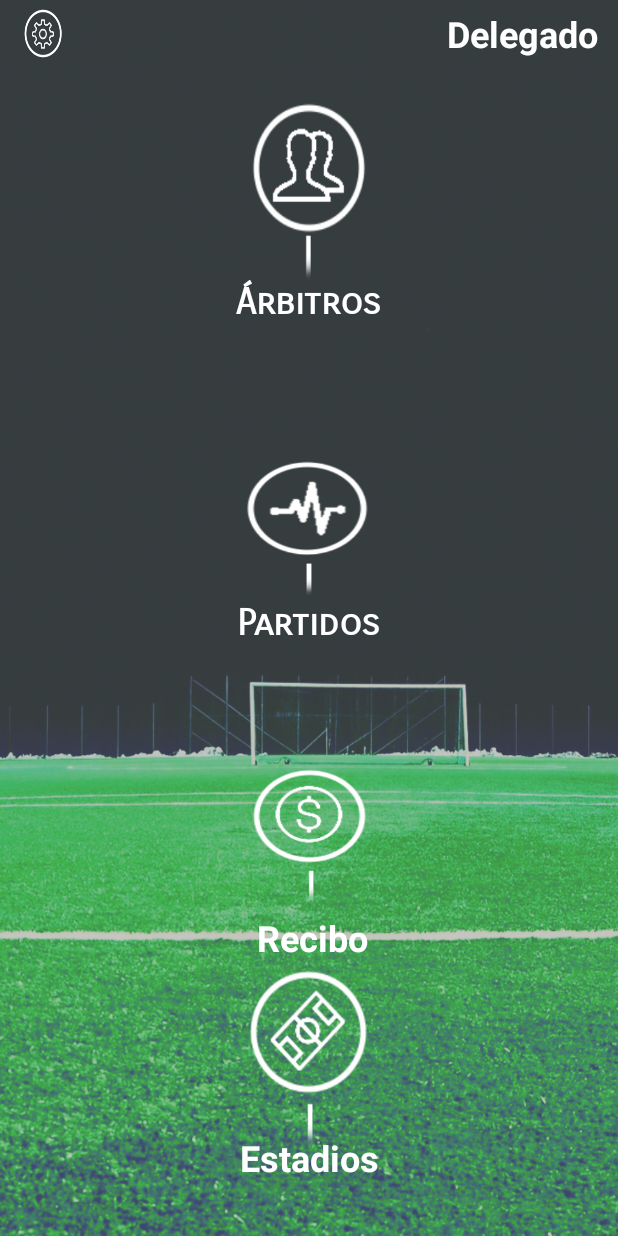
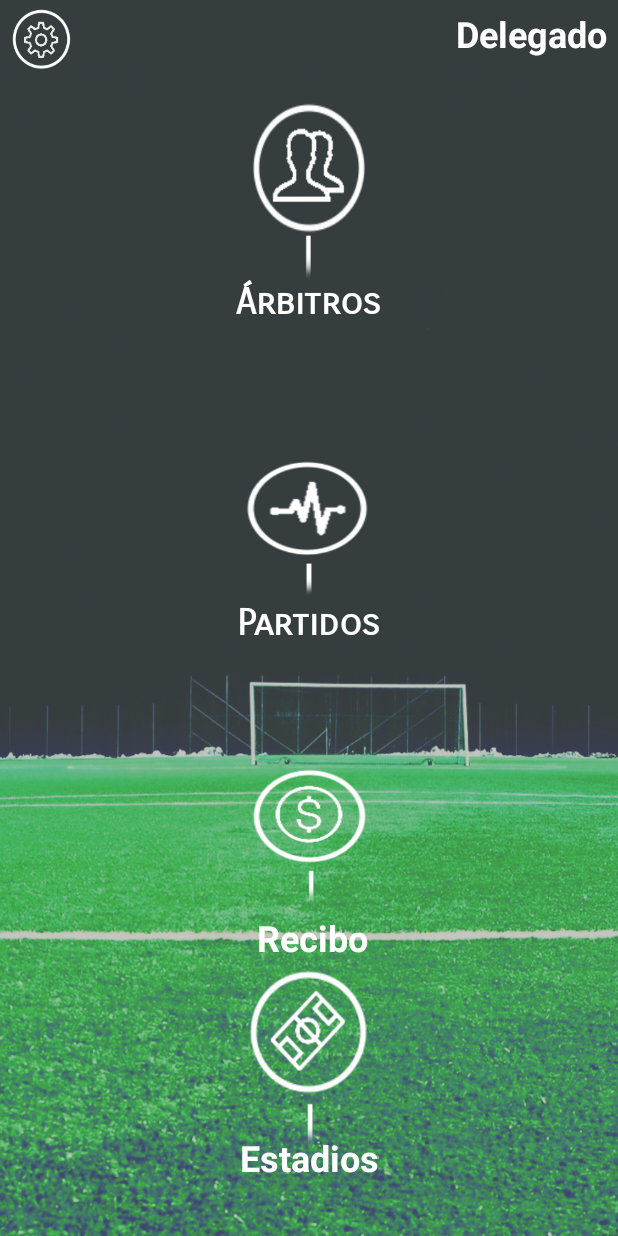
Before and after one commit to raulcalleti96/RefereePreMatch, an Android app: the MenuPrincipalDelegado screen opened directly, with no data from a screen before it, on a phone screen of 412 x 824 dp. Run offline under Robolectric (Android 15) with nearby library versions, the light colour scheme and no system bars.

Commit message:
Fix settings and add provisional licence

```diff
--- a/app/src/main/java/com/rsp/refereeprematch/MenuPrincipalArbitro.java
+++ b/app/src/main/java/com/rsp/refereeprematch/MenuPrincipalArbitro.java
@@ -26,6 +26,9 @@
             public void onClick(View view) {
 
                 Intent intent = new Intent (MenuPrincipalArbitro.this, Ajustes.class);
+                Bundle b = new Bundle();
+                b.putInt("id", 0);
+                intent.putExtras(b);
                 startActivity(intent);
             }
         });
--- a/app/src/main/java/com/rsp/refereeprematch/MenuPrincipalDelegado.java
+++ b/app/src/main/java/com/rsp/refereeprematch/MenuPrincipalDelegado.java
@@ -1,15 +1,32 @@
 package com.rsp.refereeprematch;
 
+import android.content.Intent;
 import android.os.Bundle;
+import android.view.View;
+import android.widget.Button;
 
 import androidx.appcompat.app.AppCompatActivity;
 
 public class MenuPrincipalDelegado extends AppCompatActivity {
 
 
+    private Button ajustesbtn;
     protected void onCreate(Bundle savedInstanceState) {
         super.onCreate(savedInstanceState);
         setContentView(R.layout.menuprincipaldelegado);
 
+        ajustesbtn = findViewById(R.id.ajustesbtn);
+
+        ajustesbtn.setOnClickListener(new View.OnClickListener() {
+            @Override
+            public void onClick(View view) {
+
+                Intent intent = new Intent (MenuPrincipalDelegado.this, Ajustes.class);
+                Bundle b = new Bundle();
+                b.putInt("id", 1);
+                intent.putExtras(b);
+                startActivity(intent);
+            }
+        });
     }
 }
--- a/app/src/main/res/layout/menuprincipaldelegado.xml
+++ b/app/src/main/res/layout/menuprincipaldelegado.xml
@@ -43,10 +43,10 @@
 
     <Button
         android:id="@+id/ajustesbtn"
-        android:layout_width="0dp"
-        android:layout_height="34dp"
-        android:layout_marginStart="16dp"
-        android:layout_marginLeft="16dp"
+        android:layout_width="40dp"
+        android:layout_height="42dp"
+        android:layout_marginStart="24dp"
+        android:layout_marginLeft="24dp"
         android:layout_marginTop="6dp"
         android:layout_marginEnd="256dp"
         android:layout_marginRight="256dp"
@@ -132,8 +132,8 @@
         android:layout_width="wrap_content"
         android:layout_height="wrap_content"
         android:layout_marginTop="6dp"
-        android:layout_marginEnd="13dp"
-        android:layout_marginRight="13dp"
+        android:layout_marginEnd="24dp"
+        android:layout_marginRight="24dp"
         android:text="@string/delegado"
         android:textColor="#FFFFFF"
         android:textSize="24sp"
```
Also changed, not shown: app/src/main/java/com/rsp/refereeprematch/Ajustes.java (+10 -4 lines), app/src/main/java/com/rsp/refereeprematch/Licencia.java (+7 -1 lines), app/src/main/res/layout/licencia.xml (+5 -4 lines).
